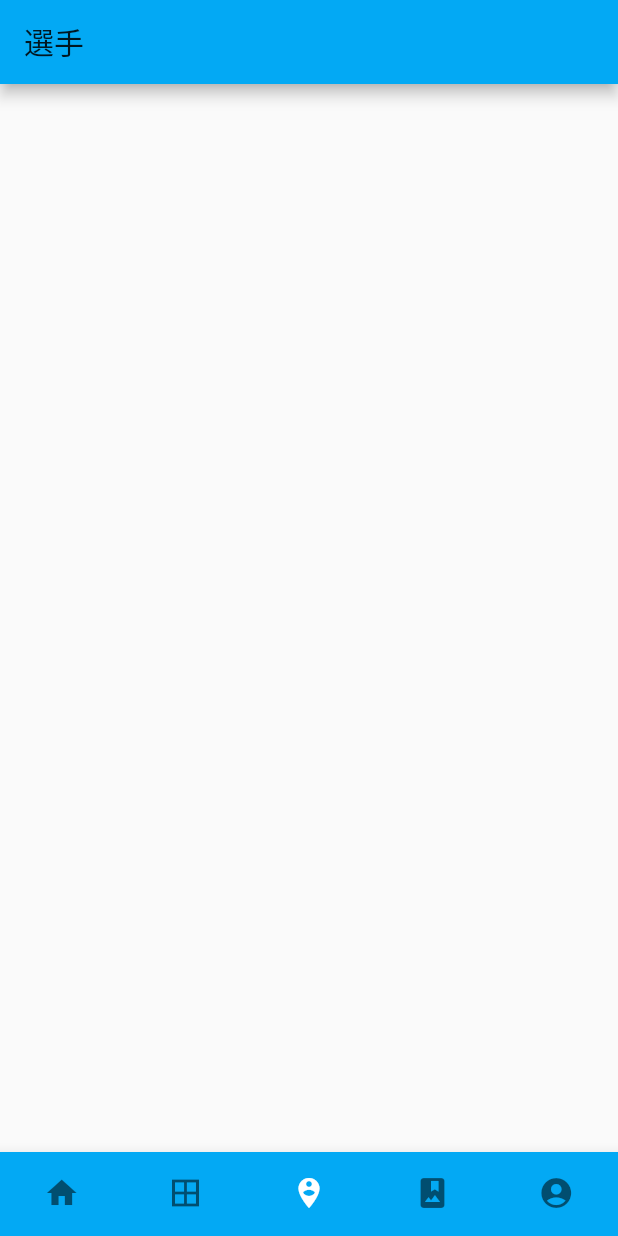
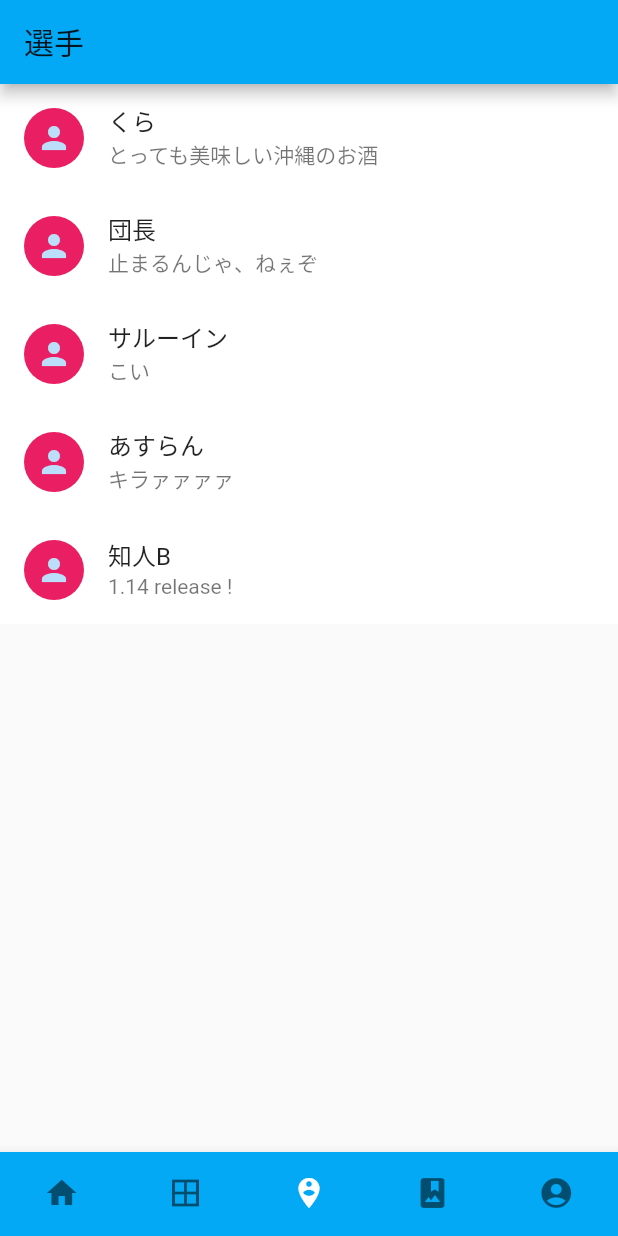
Before and after one commit to yokokida/manager_san, a Flutter app: the screen it shows after launch, item 3 of the bottom bar chosen, on a phone screen of 412 x 824 dp. Run offline on Flutter 3.47's test engine with Material 2 defaults, Android fonts, the phone set to English and light mode, and no system bars; drawn by our look-alikes of flutter_slidable; our stand-ins replace flutter_calendar_carousel, fluttertoast, table_calendar.

Commit message:
メンバーリスト

```diff
--- /dev/null
+++ b/lib/db/db_player.dart
@@ -0,0 +1,50 @@
+import 'package:flutter/material.dart';
+import 'package:manager_san/parts/members.dart';
+
+class Talk extends StatelessWidget {
+  @override
+  Widget build(BuildContext context) {
+    return Scaffold(
+      appBar: AppBar(
+        title: Text("トーク"),
+      ),
+      // ===== 編集 =====================
+      body: ListView(
+        // padding: const EdgeInsets.all(8),
+          children: <Widget>[
+            Tile(
+              icon: Icons.person,
+              username: "鹿太郎",
+              message: "しかし、鹿しかいない",
+            ),
+            Tile(
+              icon: Icons.person,
+              username: "久米酒",
+              message: "おいしいよー",
+            ),
+            Tile(icon: Icons.person, username: "くら", message: "とっても美味しい沖縄のお酒"),
+            Tile(icon: Icons.person, username: "団長", message: "止まるんじゃ、ねぇぞ"),
+            Tile(icon: Icons.person, username: "サルーイン", message: "こい"),
+            Tile(
+                icon: Icons.person,
+                username: "がらはど",
+                message: "だめだ！いくら積まれても..."),
+            Tile(
+                icon: Icons.person,
+                username: "太郎",
+                message: "だめだ、久しぶりにキレちまったよ"),
+            Tile(
+                icon: Icons.person,
+                username: "Harry",
+                message: "エクスペクト・パトローナーーム"),
+            Tile(
+                icon: Icons.person,
+                username: "くろひげ",
+                message: "似合ってるぜぃ、そのきずぅ〜"),
+            Tile(icon: Icons.person, username: "あすらん", message: "キラァァァァ"),
+            Tile(icon: Icons.person, username: "知人B", message: "1.14 release !"),
+          ]),
+      // ================================
+    );
+  }
+}
--- a/lib/home.dart
+++ b/lib/home.dart
@@ -22,10 +22,10 @@ class _HomeScreenState extends State<HomeScreen> {
   void initState() {
     _pages = [
       NewsPage(),
-      Coach(),
-      Player(),
+      Coaches(),
+      Players(),
       Album(),
-      Mypage(),
+      MyPage(),
     ];
     super.initState();
   }
--- /dev/null
+++ b/lib/parts/members.dart
@@ -0,0 +1,73 @@
+import 'package:flutter/material.dart';
+import 'package:flutter_slidable/flutter_slidable.dart';
+import 'package:manager_san/player/screen_player.dart';
+
+
+class Tile extends StatelessWidget {
+  IconData icon;
+  String username;
+  String message;
+
+  Tile({IconData icon, String username, String message}) {
+    this.icon = icon;
+    this.username = username;
+    this.message = message;
+  }
+
+  @override
+  Widget build(BuildContext context) {
+    return Slidable(
+      actionPane: SlidableDrawerActionPane(),
+      actionExtentRatio: 0.20,
+      child: Container(
+        color: Colors.white,
+        child: ListTile(
+          leading: CircleAvatar(
+            child: Icon(this.icon), // <- 追加：アイコンの設定
+            backgroundColor: Colors.pink,
+          ),
+          title: Text(this.username), // <- 追加：ユーザ名の設定
+          subtitle: Text(this.message), // <- 追加：メッセージの設定
+          onTap: () => {
+            Navigator.push(
+                context,
+                MaterialPageRoute(
+                    builder: (context) => Player(
+                      username: this.username,
+                    )))
+          },
+        ),
+      ),
+      actions: <Widget>[
+        IconSlideAction(
+          color: Colors.blue,
+          icon: Icons.flash_off,
+          onTap: () => {}, // _showSnackBar('Archive'),
+        ),
+        IconSlideAction(
+          color: Colors.indigo,
+          icon: Icons.volume_off,
+          onTap: () => {}, // _showSnackBar('Share'),
+        ),
+      ],
+      secondaryActions: <Widget>[
+        IconSlideAction(
+          color: Colors.black45,
+          iconWidget: Text(
+            "非表示",
+            style: TextStyle(color: Colors.white),
+          ),
+          onTap: () => {}, // _showSnackBar('More'),
+        ),
+        IconSlideAction(
+          color: Colors.red,
+          iconWidget: Text(
+            "削除",
+            style: TextStyle(color: Colors.white),
+          ),
+          onTap: () => {}, // _showSnackBar('Delete'),
+        ),
+      ],
+    );
+  }
+}
--- a/lib/player/page_player.dart
+++ b/lib/player/page_player.dart
@@ -1,21 +1,24 @@
 import 'package:flutter/material.dart';
+import 'package:manager_san/parts/members.dart';
 
-
-class Player extends StatelessWidget {
-
+class Players extends StatelessWidget {
   @override
   Widget build(BuildContext context) {
     return Scaffold(
       appBar: AppBar(
         title: Text("選手"),
       ),
-      body: Card(
-        clipBehavior: Clip.antiAlias,
-        child: Column(
-          children: [
-          ],
-        ),
-      ),
+      // ===== 編集 =====================
+      body: ListView(
+        // padding: const EdgeInsets.all(8),
+          children: <Widget>[
+            Tile(icon: Icons.person, username: "くら", message: "とっても美味しい沖縄のお酒"),
+            Tile(icon: Icons.person, username: "団長", message: "止まるんじゃ、ねぇぞ"),
+            Tile(icon: Icons.person, username: "サルーイン", message: "こい"),
+            Tile(icon: Icons.person, username: "あすらん", message: "キラァァァァ"),
+            Tile(icon: Icons.person, username: "知人B", message: "1.14 release !"),
+          ]),
+      // ================================
     );
   }
 }
--- a/pubspec.yaml
+++ b/pubspec.yaml
@@ -50,6 +50,7 @@ dependencies:
   flutter_linkify: ^3.1.3
   jiffy: ^3.0.1
   shared_preferences: ^0.5.12+4
+  flutter_slidable: ^0.5.7
 #  カレンダー
   flutter_calendar_carousel: ^1.5.3
   table_calendar: ^2.3.3
```
Also changed, not shown: lib/coach/page_coach.dart (+18 -10 lines), lib/mypage/page_mypage.dart (+2 -17 lines), lib/player/screen_player.dart (+78 -0 lines), pubspec.lock.
